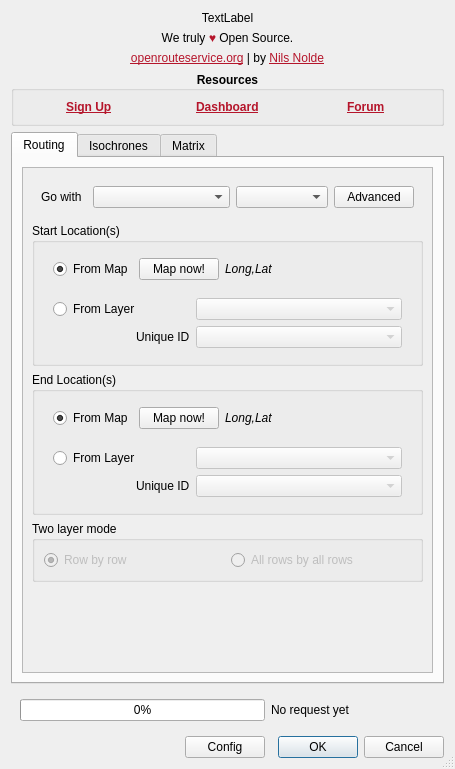
Qt form ORStools/gui/ORStoolsDialogUI.ui (GIScience/orstools-qgis-plugin) before a commit.
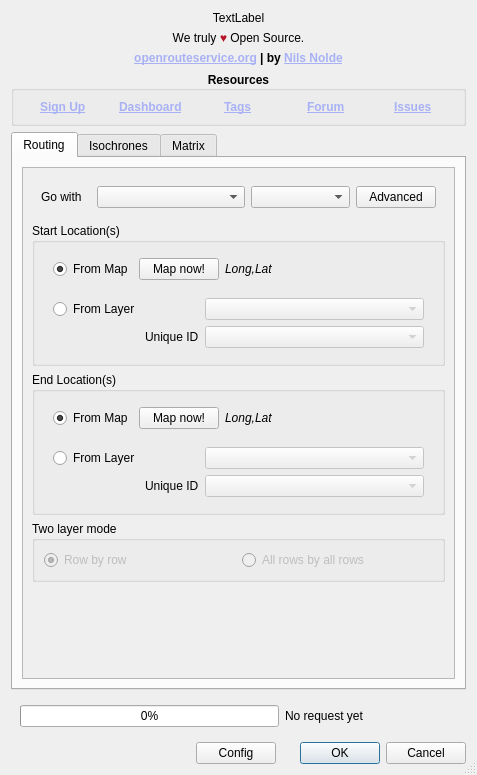
The same form after that commit. The open tabs and pages were chosen to show the change.

The edit to the form file:
```diff
--- a/ORStools/gui/ORStoolsDialogUI.ui
+++ b/ORStools/gui/ORStoolsDialogUI.ui
@@ -6,8 +6,8 @@
    <rect>
     <x>0</x>
     <y>0</y>
-    <width>455</width>
-    <height>769</height>
+    <width>477</width>
+    <height>775</height>
    </rect>
   </property>
   <property name="windowTitle">
@@ -32,8 +32,14 @@
    </item>
    <item row="2" column="0" colspan="4">
     <widget class="QLabel" name="header_text">
+     <property name="font">
+      <font>
+       <weight>75</weight>
+       <bold>true</bold>
+      </font>
+     </property>
      <property name="text">
-      <string>&lt;html&gt;&lt;head/&gt;&lt;body&gt;&lt;p&gt;&lt;a href=&quot;https://openrouteservice.org/&quot;&gt;&lt;span style=&quot; text-decoration: underline; color:#b5152b;&quot;&gt;openrouteservice.org&lt;/span&gt;&lt;/a&gt; | by &lt;a href=&quot;mailto:nils@openrouteservice.org&quot;&gt;&lt;span style=&quot; text-decoration: underline; color:#b5152b;&quot;&gt;Nils Nolde&lt;/span&gt;&lt;/a&gt;&lt;/p&gt;&lt;/body&gt;&lt;/html&gt;</string>
+      <string>&lt;html&gt;&lt;head/&gt;&lt;body&gt;&lt;p&gt;&lt;a href=&quot;https://openrouteservice.org/&quot;&gt;&lt;span style=&quot; text-decoration: underline; color:#a8b1f5;&quot;&gt;openrouteservice.org&lt;/span&gt;&lt;/a&gt; | by &lt;a href=&quot;mailto:nils@gis-ops.com&quot;&gt;&lt;span style=&quot; text-decoration: underline; color:#a8b1f5;&quot;&gt;Nils Nolde&lt;/span&gt;&lt;/a&gt;&lt;/p&gt;&lt;/body&gt;&lt;/html&gt;</string>
      </property>
      <property name="alignment">
       <set>Qt::AlignCenter</set>
@@ -80,8 +86,14 @@
      <layout class="QHBoxLayout" name="horizontalLayout_4">
       <item alignment="Qt::AlignHCenter">
        <widget class="QLabel" name="label_3">
+        <property name="font">
+         <font>
+          <weight>50</weight>
+          <bold>false</bold>
+         </font>
+        </property>
         <property name="text">
-         <string>&lt;html&gt;&lt;head/&gt;&lt;body&gt;&lt;p&gt;&lt;a href=&quot;https://openrouteservice.org/dev/#/signup&quot;&gt;&lt;span style=&quot; text-decoration: underline; color:#b5152b;&quot;&gt;Sign Up&lt;/span&gt;&lt;/a&gt;&lt;/p&gt;&lt;/body&gt;&lt;/html&gt;</string>
+         <string>&lt;html&gt;&lt;head/&gt;&lt;body&gt;&lt;p&gt;&lt;a href=&quot;https://openrouteservice.org/dev/#/signup&quot;&gt;&lt;span style=&quot;font-weight: bold; text-decoration: underline; color:#a8b1f5;&quot;&gt;Sign Up&lt;/span&gt;&lt;/a&gt;&lt;/p&gt;&lt;/body&gt;&lt;/html&gt;</string>
         </property>
         <property name="openExternalLinks">
          <bool>true</bool>
@@ -90,8 +102,24 @@
       </item>
       <item alignment="Qt::AlignHCenter">
        <widget class="QLabel" name="label_2">
+        <property name="font">
+         <font>
+          <weight>50</weight>
+          <bold>false</bold>
+         </font>
+        </property>
         <property name="text">
-         <string>&lt;html&gt;&lt;head/&gt;&lt;body&gt;&lt;p&gt;&lt;a href=&quot;https://openrouteservice.org/dev/#/home&quot;&gt;&lt;span style=&quot; text-decoration: underline; color:#b5152b;&quot;&gt;Dashboard&lt;/span&gt;&lt;/a&gt;&lt;/p&gt;&lt;/body&gt;&lt;/html&gt;</string>
+         <string>&lt;html&gt;&lt;head/&gt;&lt;body&gt;&lt;p&gt;&lt;a href=&quot;https://openrouteservice.org/dev/#/home&quot;&gt;&lt;span style=&quot;font-weight: bold; text-decoration: underline; color:#a8b1f5;&quot;&gt;Dashboard&lt;/span&gt;&lt;/a&gt;&lt;/p&gt;&lt;/body&gt;&lt;/html&gt;</string>
+        </property>
+        <property name="openExternalLinks">
+         <bool>true</bool>
+        </property>
+       </widget>
+      </item>
+      <item alignment="Qt::AlignHCenter">
+       <widget class="QLabel" name="label_6">
+        <property name="text">
+         <string>&lt;html&gt;&lt;head/&gt;&lt;body&gt;&lt;p&gt;&lt;a href=&quot;https://github.com/GIScience/openrouteservice/wiki/Tag-Filtering&quot;&gt;&lt;span style=&quot;font-weight: bold; text-decoration: underline; color:#a8b1f5;&quot;&gt;Tags&lt;/span&gt;&lt;/a&gt;&lt;/p&gt;&lt;/body&gt;&lt;/html&gt;</string>
         </property>
         <property name="openExternalLinks">
          <bool>true</bool>
@@ -100,8 +128,24 @@
       </item>
       <item alignment="Qt::AlignHCenter">
        <widget class="QLabel" name="label">
+        <property name="font">
+         <font>
+          <weight>50</weight>
+          <bold>false</bold>
+         </font>
+        </property>
         <property name="text">
-         <string>&lt;html&gt;&lt;head/&gt;&lt;body&gt;&lt;p&gt;&lt;a href=&quot;https://ask.openrouteservice.org/c/sdks&quot;&gt;&lt;span style=&quot; text-decoration: underline; color:#b5152b;&quot;&gt;Forum&lt;/span&gt;&lt;/a&gt;&lt;/p&gt;&lt;/body&gt;&lt;/html&gt;</string>
+         <string>&lt;html&gt;&lt;head/&gt;&lt;body&gt;&lt;p&gt;&lt;a href=&quot;https://ask.openrouteservice.org/c/sdks&quot;&gt;&lt;span style=&quot;font-weight: bold; text-decoration: underline; color:#a8b1f5;&quot;&gt;Forum&lt;/span&gt;&lt;/a&gt;&lt;/p&gt;&lt;/body&gt;&lt;/html&gt;</string>
+        </property>
+        <property name="openExternalLinks">
+         <bool>true</bool>
+        </property>
+       </widget>
+      </item>
+      <item alignment="Qt::AlignHCenter">
+       <widget class="QLabel" name="label_5">
+        <property name="text">
+         <string>&lt;html&gt;&lt;head/&gt;&lt;body&gt;&lt;p&gt;&lt;a href=&quot;https://github.com/nilsnolde/OSMtools/issues&quot;&gt;&lt;span style=&quot;font-weight: bold; text-decoration: underline; color:#a8b1f5;&quot;&gt;Issues&lt;/span&gt;&lt;/a&gt;&lt;/p&gt;&lt;/body&gt;&lt;/html&gt;</string>
         </property>
         <property name="openExternalLinks">
          <bool>true</bool>
@@ -186,8 +230,8 @@
            <rect>
             <x>0</x>
             <y>0</y>
-            <width>413</width>
-            <height>483</height>
+            <width>435</width>
+            <height>489</height>
            </rect>
           </property>
           <layout class="QGridLayout" name="gridLayout_8">
@@ -246,7 +290,7 @@
               </item>
               <item row="1" column="0">
                <widget class="QWidget" name="routing_start_fromlayer_group" native="true">
-                <layout class="QGridLayout" name="gridLayout_11" columnstretch="2,3,0">
+                <layout class="QGridLayout" name="gridLayout_11" columnstretch="2,3">
                  <property name="topMargin">
                   <number>6</number>
                  </property>
```
Left out of the diff: 14 changed lines with no effect on the pictures.
